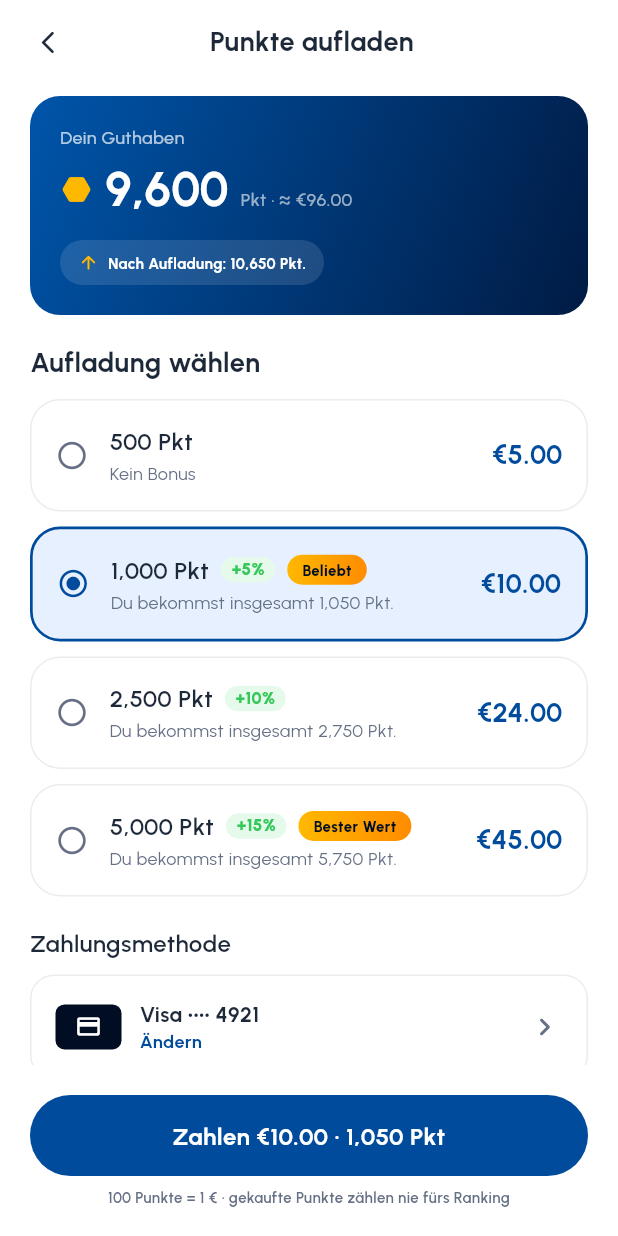
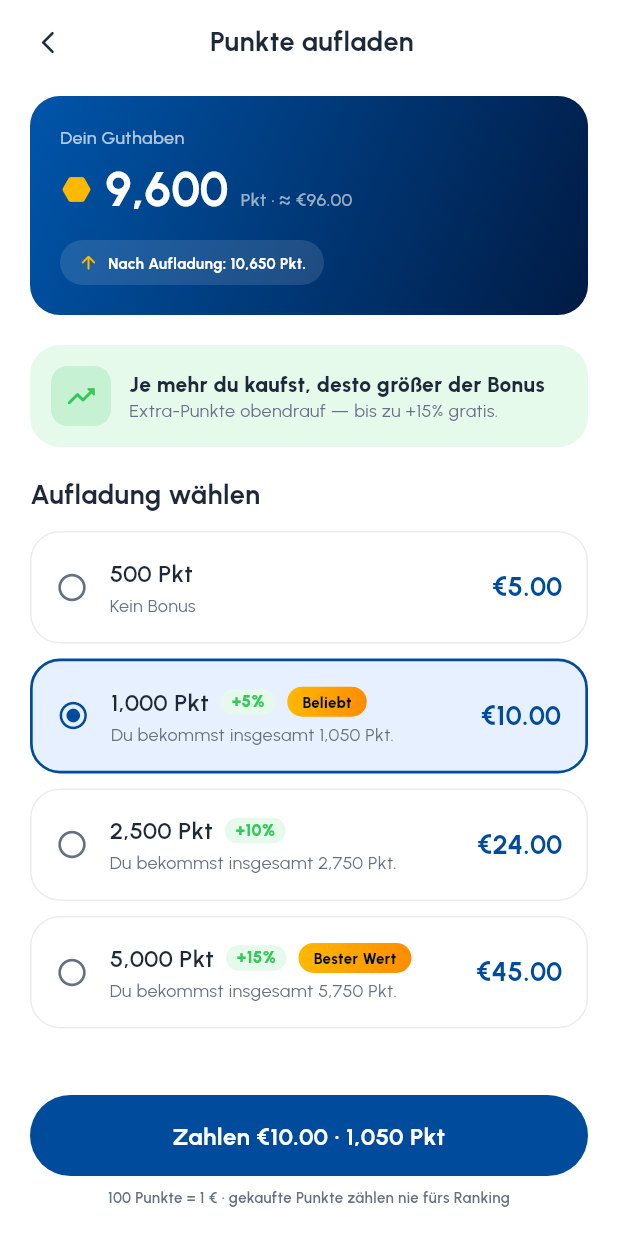
Before and after one commit to COREVIONLABS/EMBAapp-native, a Flutter app: the BuyPointsScreen screen opened directly, on a phone screen of 412 x 824 dp. Run offline on Flutter 3.47's test engine with Material 3 defaults, Android fonts, the phone set to English and light mode, and no system bars; our stand-ins replace flutter_svg.

Commit message:
Make Buy Points visible on Home + emphasise RevPoints escalating bonus
- Home: a "Punkte kaufen · +15% Bonus" pill now sits right under the
  balance, so top-up is discoverable from the first screen (was only
  reachable deep inside Redeem/Earn/Auctions). Kept subtle so it never
  overshadows earning points.
- Buy Points screen: added a green "Je mehr du kaufst, desto größer der
  Bonus" explainer (Revolut RevPoints idea) above the packs, which
  already escalate +0/+5/+10/+15%.

Co-Authored-By: Claude Opus 4.8 <noreply@anthropic.com>
Claude-Session: https://claude.ai/code/session_0138H2TPm9wvb2D54WvCY8tL

```diff
--- a/lib/l10n/strings.dart
+++ b/lib/l10n/strings.dart
@@ -1856,6 +1856,11 @@ const Map<String, String> _de = {
   'Spent': 'Ausgegeben',
   'Nothing here yet': 'Hier ist noch nichts',
   'All missions done — new ones drop weekly.': 'Alle Missionen erledigt — jede Woche kommen neue dazu.',
+  // ── Buy points (RevPoints-style top-up) ──
+  'Buy points': 'Punkte kaufen',
+  '+15% bonus': '+15% Bonus',
+  'The more you buy, the bigger the bonus': 'Je mehr du kaufst, desto größer der Bonus',
+  'Extra points on top — up to +15% free.': 'Extra-Punkte obendrauf — bis zu +15% gratis.',
   '1.5× points': '1,5× Punkte',
   'automatically entered': 'automatisch dabei',
   'Hide this ad?': 'Anzeige ausblenden?',
--- a/lib/screens/buy_points_screen.dart
+++ b/lib/screens/buy_points_screen.dart
@@ -85,6 +85,20 @@ class _BuyPointsScreenState extends State<BuyPointsScreen> {
                 Text(trp('After top-up: {n} pts', n: FanModel.fmtPublic(FanModel.fanPoints + _total)), style: AppText.caption1.copyWith(color: Colors.white, fontWeight: FontWeight.w700)),
               ]),
             ),
+          ]),
+        ),
+        const SizedBox(height: 20),
+        // ── Escalating-bonus explainer (Revolut RevPoints idea) ──
+        Container(
+          padding: const EdgeInsets.all(14),
+          decoration: BoxDecoration(color: AppColors.successBg, borderRadius: BorderRadius.circular(AppRadii.card)),
+          child: Row(children: [
+            Container(width: 40, height: 40, decoration: BoxDecoration(color: AppColors.success.withValues(alpha: 0.18), borderRadius: BorderRadius.circular(11)), child: const Icon(Icons.trending_up_rounded, color: AppColors.success, size: 22)),
+            const SizedBox(width: 12),
+            Expanded(child: Column(crossAxisAlignment: CrossAxisAlignment.start, children: [
+              Text(tr('The more you buy, the bigger the bonus'), style: AppText.body2.copyWith(color: AppColors.textDarker, fontWeight: FontWeight.w800)),
+              Text(tr('Extra points on top — up to +15% free.'), style: AppText.body3Regular),
+            ])),
           ]),
         ),
         const SizedBox(height: 20),
```
Also changed, not shown: lib/screens/home_matchday.dart (+19 -0 lines).
